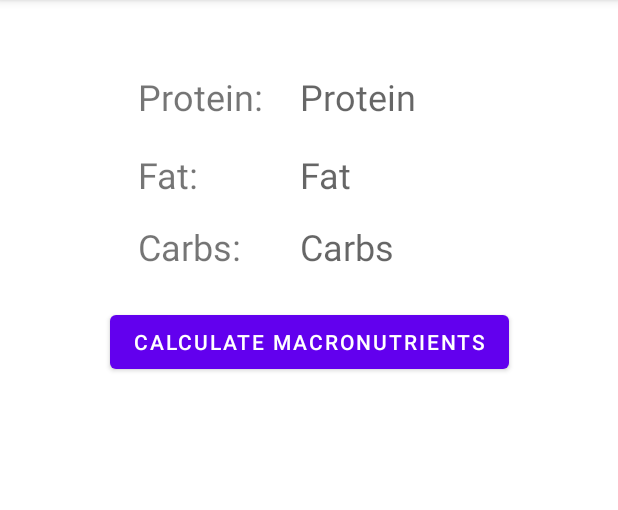
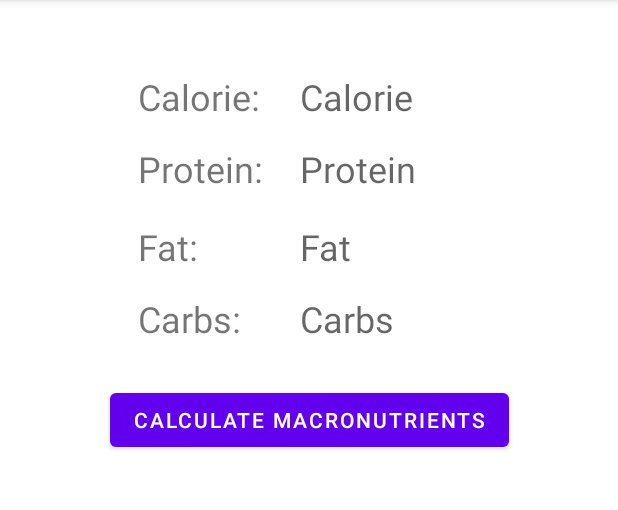
Before and after one commit to CS5520-A-STAR/A-STAR-Fitness, an Android app: the DietActivity screen opened directly, with no data from a screen before it, on a phone screen of 412 x 824 dp, the part 84-594 px from its top. Run offline under Robolectric (Android 15) with nearby library versions, the phone set to English and light mode, and no system bars; our stand-ins replace Firebase (no records; nobody signed in at launch, a user with empty details on screens opened directly).

Commit message:
Added display of daily calorie requirement.

```diff
--- a/app/src/main/java/com/project/a_star_fitness/DietActivity.java
+++ b/app/src/main/java/com/project/a_star_fitness/DietActivity.java
@@ -28,6 +28,7 @@ public class DietActivity extends AppCompatActivity {
     private TextView proteinView;
     private TextView fatView;
     private TextView carbsView;
+    private TextView calorieView;
 
     private String gender;
     private String age;
@@ -46,6 +47,8 @@ public class DietActivity extends AppCompatActivity {
         proteinView = findViewById(R.id.proteinView);
         fatView = findViewById(R.id.fatView);
         carbsView = findViewById(R.id.carbsView);
+        calorieView = findViewById(R.id.calorieView);
+
 
         macroButton = findViewById(R.id.macroButton);
 
@@ -194,6 +197,9 @@ public class DietActivity extends AppCompatActivity {
                 JSONObject userData = myObject.getJSONObject("data");
 
                 String calorie = userData.getDouble("calorie") + "";
+
+                calorieView.setText(calorie);
+
                 JSONObject macrosData = userData.getJSONObject("balanced");
 
                 String protein = macrosData.getDouble("protein") + "";
--- a/app/src/main/res/layout/activity_diet.xml
+++ b/app/src/main/res/layout/activity_diet.xml
@@ -7,23 +7,49 @@
     tools:context=".DietActivity">
 
     <TextView
-        android:id="@+id/carbsView"
+        android:id="@+id/calorieView"
+        android:layout_width="94dp"
+        android:layout_height="37dp"
+        android:layout_marginStart="200dp"
+        android:layout_marginTop="48dp"
+        android:layout_marginBottom="427dp"
+        android:hint="Calorie"
+        android:textSize="24sp"
+        app:layout_constraintBottom_toTopOf="@+id/bodyFatButton"
+        app:layout_constraintStart_toStartOf="parent"
+        app:layout_constraintTop_toTopOf="parent"
+        app:layout_constraintVertical_bias="0.0" />
+
+    <TextView
+        android:id="@+id/calorieTitle"
         android:layout_width="94dp"
         android:layout_height="36dp"
-        android:layout_marginStart="200dp"
-        android:layout_marginTop="148dp"
-        android:hint="Carbs"
+        android:layout_marginStart="92dp"
+        android:layout_marginTop="48dp"
+        android:text="Calorie:"
         android:textSize="24sp"
+        app:layout_constraintEnd_toStartOf="@+id/heightView"
+        app:layout_constraintHorizontal_bias="0.142"
         app:layout_constraintStart_toStartOf="parent"
         app:layout_constraintTop_toTopOf="parent" />
 
+    <Button
+        android:id="@+id/macroButton"
+        android:layout_width="wrap_content"
+        android:layout_height="wrap_content"
+        android:layout_marginTop="24dp"
+        android:text="Calculate Macronutrients"
+        app:layout_constraintEnd_toEndOf="parent"
+        app:layout_constraintStart_toStartOf="parent"
+        app:layout_constraintTop_toBottomOf="@+id/carbsView" />
+
     <TextView
-        android:id="@+id/carbsTitle"
+        android:id="@+id/fatTitle"
         android:layout_width="94dp"
         android:layout_height="36dp"
         android:layout_marginStart="92dp"
         android:layout_marginTop="148dp"
-        android:text="Carbs:"
+        android:text="Fat:"
         android:textSize="24sp"
         app:layout_constraintEnd_toStartOf="@+id/weightView"
         app:layout_constraintHorizontal_bias="0.142"
@@ -35,7 +61,7 @@
         android:layout_width="94dp"
         android:layout_height="37dp"
         android:layout_marginStart="200dp"
-        android:layout_marginTop="48dp"
+        android:layout_marginTop="96dp"
         android:layout_marginBottom="427dp"
         android:hint="Protein"
         android:textSize="24sp"
@@ -49,9 +75,22 @@
         android:layout_width="94dp"
         android:layout_height="36dp"
         android:layout_marginStart="200dp"
-        android:layout_marginTop="100dp"
+        android:layout_marginTop="148dp"
         android:hint="Fat"
         android:textSize="24sp"
+        app:layout_constraintStart_toStartOf="parent"
+        app:layout_constraintTop_toTopOf="parent" />
+
+    <TextView
+        android:id="@+id/carbsTitle"
+        android:layout_width="94dp"
+        android:layout_height="36dp"
+        android:layout_marginStart="92dp"
+        android:layout_marginTop="196dp"
+        android:text="Carbs:"
+        android:textSize="24sp"
+        app:layout_constraintEnd_toStartOf="@+id/weightView"
+        app:layout_constraintHorizontal_bias="0.142"
         app:layout_constraintStart_toStartOf="parent"
         app:layout_constraintTop_toTopOf="parent" />
 
@@ -60,7 +99,7 @@
         android:layout_width="94dp"
         android:layout_height="36dp"
         android:layout_marginStart="92dp"
-        android:layout_marginTop="48dp"
+        android:layout_marginTop="96dp"
         android:text="Protein:"
         android:textSize="24sp"
         app:layout_constraintEnd_toStartOf="@+id/heightView"
@@ -69,25 +108,13 @@
         app:layout_constraintTop_toTopOf="parent" />
 
     <TextView
-        android:id="@+id/fatTitle"
+        android:id="@+id/carbsView"
         android:layout_width="94dp"
         android:layout_height="36dp"
-        android:layout_marginStart="92dp"
-        android:layout_marginTop="100dp"
-        android:text="Fat:"
+        android:layout_marginStart="200dp"
+        android:layout_marginTop="196dp"
+        android:hint="Carbs"
         android:textSize="24sp"
-        app:layout_constraintEnd_toStartOf="@+id/weightView"
-        app:layout_constraintHorizontal_bias="0.142"
         app:layout_constraintStart_toStartOf="parent"
         app:layout_constraintTop_toTopOf="parent" />
-
-    <Button
-        android:id="@+id/macroButton"
-        android:layout_width="wrap_content"
-        android:layout_height="wrap_content"
-        android:layout_marginTop="20dp"
-        android:text="Calculate Macronutrients"
-        app:layout_constraintEnd_toEndOf="parent"
-        app:layout_constraintStart_toStartOf="parent"
-        app:layout_constraintTop_toBottomOf="@+id/carbsView" />
 </androidx.constraintlayout.widget.ConstraintLayout>
```
